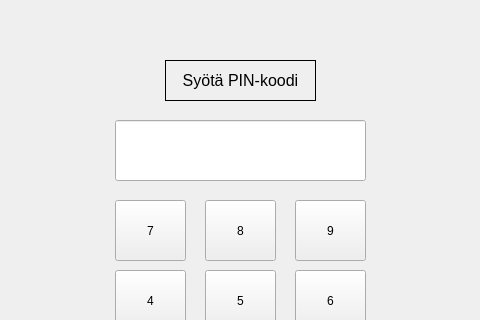
Above: bankautomat/consolepassword.ui from tvt21kmo-bank-project/group_5 before the change; both pictures show x 165 to 645 and y 0 to 320 of the 814 by 515 pixel window. Below: the same form after it.
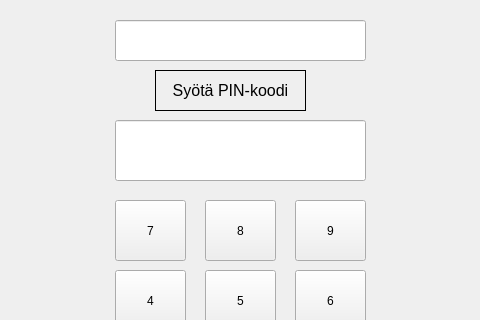
That is the form after the change.

What changed in the file:
```diff
--- a/bankautomat/consolepassword.ui
+++ b/bankautomat/consolepassword.ui
@@ -169,8 +169,8 @@
   <widget class="QLabel" name="labelPIN">
    <property name="geometry">
     <rect>
-     <x>330</x>
-     <y>60</y>
+     <x>320</x>
+     <y>70</y>
      <width>151</width>
      <height>41</height>
     </rect>
@@ -216,6 +216,16 @@
     <string>4</string>
    </property>
   </widget>
+  <widget class="QLineEdit" name="lineEditVaaraPIN">
+   <property name="geometry">
+    <rect>
+     <x>280</x>
+     <y>20</y>
+     <width>251</width>
+     <height>41</height>
+    </rect>
+   </property>
+  </widget>
  </widget>
  <resources/>
  <connections/>
```
